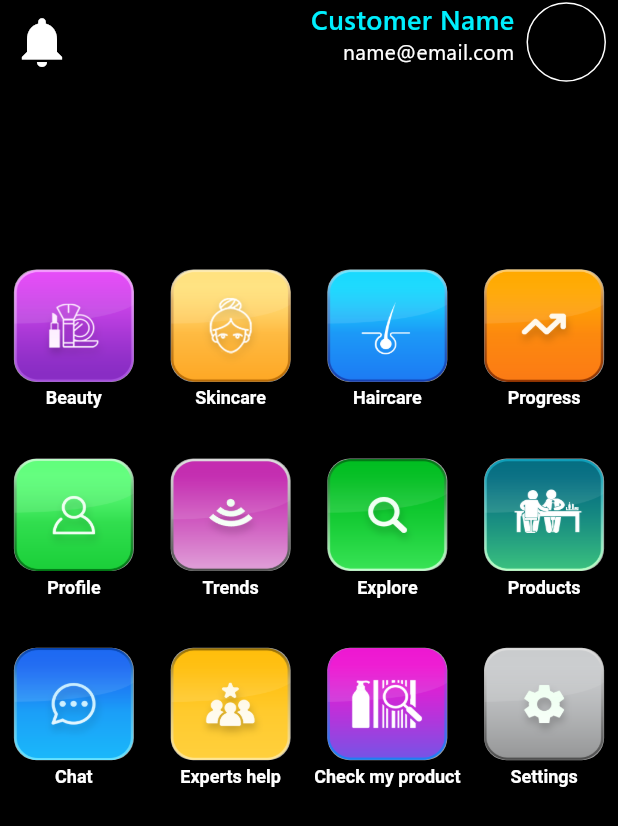
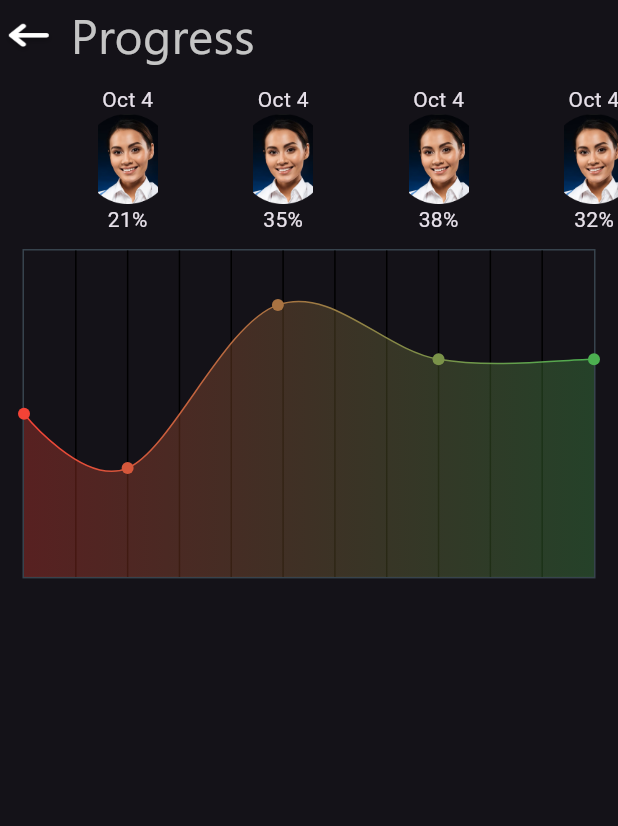
Before and after one commit to abharatshankar/clarityMirror, a Flutter app: the DashboardMoreMenu screen opened directly, after a tap on "Progress", on a phone screen of 412 x 824 dp. Shown: the top 826 px of the screen. Run offline on Flutter 3.47's test engine with Material 3 defaults, Android fonts, the phone set to English and light mode, and no system bars; drawn by our look-alikes of fl_chart; our stand-ins replace another_flushbar, buttons_tabbar, logger, shared_preferences, simple_circular_progress_bar; missing offline and left inert: before_after; accounts and stored records are empty.

Commit message:
progress page design added

```diff
--- a/lib/view/custom_appbar.dart
+++ b/lib/view/custom_appbar.dart
@@ -5,9 +5,10 @@ import '../utils/app_strings.dart';
 import 'notification_screen.dart';
 
 class CustomAppBar extends StatelessWidget {
-  const CustomAppBar({super.key, required this.titleTxt});
+  const CustomAppBar({super.key, required this.titleTxt, this.showNotificationIcon = false});
 
   final String titleTxt;
+  final bool showNotificationIcon;
 
   @override
   Widget build(BuildContext context) {
@@ -30,7 +31,7 @@ class CustomAppBar extends StatelessWidget {
                       titleTxt,
                       style: AppFonts().sego32normal),
                     const Spacer(),
-                    GestureDetector(
+                   showNotificationIcon ? GestureDetector(
                         onTap: () {
                           Navigator.push(
                               context,
@@ -42,7 +43,7 @@ class CustomAppBar extends StatelessWidget {
                           Icons.notifications,
                           size: 40,
                           color: Colors.white,
-                        ))
+                        )) : const SizedBox()
                   ],
                 );
   }
--- a/lib/view/dashboard_more_menu.dart
+++ b/lib/view/dashboard_more_menu.dart
@@ -1,6 +1,7 @@
 import 'package:clarity_mirror/utils/app_fonts.dart';
 import 'package:clarity_mirror/utils/app_strings.dart';
 import 'package:clarity_mirror/utils/utils.dart';
+import 'package:clarity_mirror/view/progress_page.dart';
 import 'package:clarity_mirror/view/settings_page.dart';
 import 'package:flutter/material.dart';
 import 'package:flutter/services.dart';
@@ -104,6 +105,11 @@ class _DashboardMoreMenuState extends State<DashboardMoreMenu> with  AutomaticKe
                                 dashboardViewModel.setTabIndex(1);
                                 dashboardViewModel.setCurrentIndex(1);
 
+                              }else if (index == 3){
+                                 Navigator.push(
+                                    context,
+                                    MaterialPageRoute(
+                                        builder: (context) => const ProgressPage()));
                               }
                             },
                             child: GridItem(
--- a/lib/view/edit_profile_page.dart
+++ b/lib/view/edit_profile_page.dart
@@ -17,13 +17,12 @@ class _EditProfilePageState extends State<EditProfilePage> {
     return Scaffold(
       backgroundColor: AppConstColors.editProfileBtnColor,
       body: SafeArea(
-
       child: SingleChildScrollView(
         child: Column(children: [
           SizedBox(
                   width: MediaQuery.of(context).size.width,
                   height: 56,
-                  child: const CustomAppBar(titleTxt: "Edit Profile",),
+                  child: const CustomAppBar(titleTxt: "Edit Profile",showNotificationIcon: true,),
                 ),
         profilePic(),
         editProfileBody(context),
--- a/lib/view/profile_page.dart
+++ b/lib/view/profile_page.dart
@@ -25,7 +25,7 @@ class _ProfilePageState extends State<ProfilePage> {
               SizedBox(
                 width: MediaQuery.of(context).size.width,
                 height: 56,
-                child: const CustomAppBar(titleTxt: "Profile",),
+                child: const CustomAppBar(titleTxt: "Profile",showNotificationIcon: true,),
               ),
               seperatorLine(),
               const SizedBox(
--- /dev/null
+++ b/lib/view/progress_page.dart
@@ -0,0 +1,399 @@
+import 'package:fl_chart/fl_chart.dart';
+import 'package:flutter/material.dart';
+import 'custom_appbar.dart';
+
+class ProgressPage extends StatefulWidget {
+  const ProgressPage({super.key});
+
+  @override
+  State<ProgressPage> createState() => _ProgressPageState();
+}
+
+class _ProgressPageState extends State<ProgressPage> {
+  List<Color> gradientColors = [
+    Colors.red,
+    Colors.green,
+  ];
+
+  bool showAvg = false;
+
+  @override
+  Widget build(BuildContext context) {
+    return SafeArea(
+      child: Scaffold(
+
+        body: Column(
+          children: [
+            const CustomAppBar(titleTxt: "Progress",showNotificationIcon: false,),
+            Padding(
+              padding: const EdgeInsets.symmetric(vertical: 10),
+              child: SizedBox(
+                height: MediaQuery.of(context).size.height * 0.4,
+                width: MediaQuery.of(context).size.width - 30,
+                child: LineChart(
+                          showAvg ? avgData() : mainData(),
+                        ),
+              ),
+            ),
+            // Stack(
+            //   children: <Widget>[
+            //     AspectRatio(
+            //       aspectRatio: 1.70,
+            //       child: Padding(
+            //         padding: const EdgeInsets.only(
+            //           right: 18,
+            //           left: 12,
+            //           top: 24,
+            //           bottom: 12,
+            //         ),
+            //         child: LineChart(
+            //           showAvg ? avgData() : mainData(),
+            //         ),
+            //       ),
+            //     ),
+            //     SizedBox(
+            //       width: 60,
+            //       height: 34,
+            //       child: TextButton(
+            //         onPressed: () {
+            //           setState(() {
+            //             showAvg = !showAvg;
+            //           });
+            //         },
+            //         child: Text(
+            //           'avg',
+            //           style: TextStyle(
+            //             fontSize: 12,
+            //             color: showAvg ? Colors.white.withOpacity(0.5) : Colors.white,
+            //           ),
+            //         ),
+            //       ),
+            //     ),
+            //   ],
+            // ),
+          ],
+        ),
+      ),
+    );
+  }
+
+  Widget bottomTitleWidgets(double value, TitleMeta meta) {
+    const style = TextStyle(
+      fontWeight: FontWeight.bold,
+      fontSize: 16,
+    );
+    Widget text;
+    switch (value.toInt()) {
+      case 2:
+        text =  Container(
+          color: Colors.grey.shade700,
+          child: Column(children: [
+            Text('Oct 4'),
+            Image.asset("assets/images/Dermatolgist6.png",height: 60,width:40,fit: BoxFit.fitHeight,),
+            Text('21%'),
+          ],),
+        );
+        break;
+      case 5:
+        text = const Text('JUN', style: style);
+        break;
+      case 8:
+        text = const Text('SEP', style: style);
+        break;
+      default:
+        text = const Text('', style: style);
+        break;
+    }
+
+    return SideTitleWidget(
+      axisSide: meta.axisSide,
+      child: text,
+    );
+  }
+
+
+  Widget topTitleWidgets(double value, TitleMeta meta) {
+    const style = TextStyle(
+      fontWeight: FontWeight.bold,
+      fontSize: 16,
+    );
+    Widget text;
+    switch (value.toInt()) {
+
+      case 2:
+        text =  Container(
+          child: Column(children: [
+            Text('Oct 4'),
+            Image.asset("assets/images/Dermatolgist6.png",height: 60,width:40,fit: BoxFit.fitHeight,),
+            Text('21%'),
+          ],),
+        );
+        break;
+      case 5:
+        text =  Container(
+          child: Column(children: [
+            Text('Oct 4'),
+            Image.asset("assets/images/Dermatolgist6.png",height: 60,width:40,fit: BoxFit.fitHeight,),
+            Text('35%'),
+          ],),
+        );
+        break;
+      case 8:
+        text =  Container(
+          child: Column(children: [
+            Text('Oct 4'),
+            Image.asset("assets/images/Dermatolgist6.png",height: 60,width:40,fit: BoxFit.fitHeight,),
+            Text('38%'),
+          ],),
+        );
+        break;
+      case 11:
+        text =  Container(
+          child: Column(children: [
+            Text('Oct 4'),
+            Image.asset("assets/images/Dermatolgist6.png",height: 60,width:40,fit: BoxFit.fitHeight,),
+            Text('32%'),
+          ],),
+        );
+        break;
+      case 13:
+        text =  Container(
+          child: Column(children: [
+            Text('Oct 4'),
+            Image.asset("assets/images/Dermatolgist6.png",height: 60,width:40,fit: BoxFit.fitHeight,),
+            Text('32%'),
+          ],),
+        );
+        break;
+      default:
+        text = const Text('', style: style);
+        break;
+    }
+
+    return SideTitleWidget(
+      axisSide: meta.axisSide,
+      child: text,
+    );
+  }
+
+  Widget leftTitleWidgets(double value, TitleMeta meta) {
+    const style = TextStyle(
+      fontWeight: FontWeight.bold,
+      fontSize: 15,
+    );
+    String text;
+    switch (value.toInt()) {
+      case 1:
+        text = '10K';
+        break;
+      case 3:
+        text = '30k';
+        break;
+      case 5:
+        text = '50k';
+        break;
+      default:
+        return Container();
+    }
+
+    return Text(text, style: style, textAlign: TextAlign.left);
+  }
+
+  LineChartData mainData() {
+    return LineChartData(
+      gridData: FlGridData(
+
+        show: true,
+        drawVerticalLine: true,
+        horizontalInterval: 1,
+        verticalInterval: 1,
+        getDrawingHorizontalLine: (value) {
+          return const FlLine(
+            color: Colors.transparent,
+            strokeWidth: 1,
+          );
+        },
+        getDrawingVerticalLine: (value) {
+          return const FlLine(
+            color: Colors.black,
+            strokeWidth: 1,
+          );
+        },
+      ),
+      titlesData: FlTitlesData(
+        show: true,
+        rightTitles: const AxisTitles(
+          sideTitles: SideTitles(showTitles: false),
+        ),
+        topTitles: AxisTitles(
+          sideTitles: SideTitles(
+            showTitles: true,
+            reservedSize: 110,
+            getTitlesWidget: topTitleWidgets,
+            interval: 1,
+          ),
+        ),
+        bottomTitles: AxisTitles(
+          sideTitles: SideTitles(
+            showTitles: false,
+            reservedSize: 30,
+            interval: 1,
+            getTitlesWidget: bottomTitleWidgets,
+          ),
+        ),
+        leftTitles: AxisTitles(
+          sideTitles: SideTitles(
+            showTitles: false,
+            interval: 1,
+            getTitlesWidget: leftTitleWidgets,
+            reservedSize: 42,
+          ),
+        ),
+      ),
+      borderData: FlBorderData(
+        show: true,
+        border: Border.all(
+          color: const Color(0xff37434d)
+          ),
+      ),
+      minX: 0,
+      maxX: 11,
+      minY: 0,
+      maxY: 6,
+      lineBarsData: [
+        LineChartBarData(
+          show: true,
+          spots: const [
+            FlSpot(0, 3),
+            FlSpot(2, 2),
+            FlSpot(4.9, 5),
+            // FlSpot(6.8, 3.1),
+            FlSpot(8, 4),
+            // FlSpot(9.5, 3),
+            FlSpot(11, 4),
+          ],
+          isCurved: true,
+          gradient: LinearGradient(
+            colors: gradientColors,
+          ),
+          barWidth: 1,
+          isStrokeCapRound: true,
+          dotData: const FlDotData(
+            show: true,
+          ),
+          belowBarData: BarAreaData(
+            show: true,
+            gradient: LinearGradient(
+              colors: gradientColors
+                  .map((color) => color.withOpacity(0.3))
+                  .toList(),
+            ),
+          ),
+        ),
+      ],
+    );
+  }
+
+  LineChartData avgData() {
+    return LineChartData(
+      lineTouchData: const LineTouchData(enabled: false),
+      gridData: FlGridData(
+        show: true,
+        drawHorizontalLine: true,
+        verticalInterval: 1,
+        horizontalInterval: 1,
+        getDrawingVerticalLine: (value) {
+          return const FlLine(
+            color: Color(0xff37434d),
+            strokeWidth: 1,
+          );
+        },
+        getDrawingHorizontalLine: (value) {
+          return const FlLine(
+            color: Color(0xff37434d),
+            strokeWidth: 1,
+          );
+        },
+      ),
+      titlesData: FlTitlesData(
+        show: true,
+        bottomTitles: AxisTitles(
+          sideTitles: SideTitles(
+            showTitles: true,
+            reservedSize: 30,
+            getTitlesWidget: bottomTitleWidgets,
+            interval: 1,
+          ),
+        ),
+        leftTitles: AxisTitles(
+          sideTitles: SideTitles(
+            showTitles: true,
+            getTitlesWidget: leftTitleWidgets,
+            reservedSize: 42,
+            interval: 1,
+          ),
+        ),
+        topTitles: AxisTitles(
+          axisNameWidget: Icon(Icons.abc,color: Colors.white,),
+          sideTitles: SideTitles(
+            showTitles: true,
+            reservedSize: 30,
+            getTitlesWidget: bottomTitleWidgets,
+            interval: 1,
+          ),
+        ),
+        rightTitles: const AxisTitles(
+          sideTitles: SideTitles(showTitles: false),
+        ),
+      ),
+      borderData: FlBorderData(
+        show: true,
+        border: Border.all(color: const Color(0xff37434d)),
+      ),
+      minX: 0,
+      maxX: 11,
+      minY: 0,
+      maxY: 6,
+      lineBarsData: [
+        LineChartBarData(
+          spots: const [
+            FlSpot(0, 3.44),
+            FlSpot(2.6, 3.44),
+            FlSpot(4.9, 3.44),
+            FlSpot(6.8, 3.44),
+            FlSpot(8, 3.44),
+            FlSpot(9.5, 3.44),
+            FlSpot(11, 3.44),
+          ],
+          isCurved: true,
+          gradient: LinearGradient(
+            colors: [
+              ColorTween(begin: gradientColors[0], end: gradientColors[1])
+                  .lerp(0.2)!,
+              ColorTween(begin: gradientColors[0], end: gradientColors[1])
+                  .lerp(0.2)!,
+            ],
+          ),
+          barWidth: 5,
+          isStrokeCapRound: true,
+          dotData: const FlDotData(
+            show: false,
+          ),
+          belowBarData: BarAreaData(
+            show: true,
+            gradient: LinearGradient(
+              colors: [
+                ColorTween(begin: gradientColors[0], end: gradientColors[1])
+                    .lerp(0.2)!
+                    .withOpacity(0.1),
+                ColorTween(begin: gradientColors[0], end: gradientColors[1])
+                    .lerp(0.2)!
+                    .withOpacity(0.1),
+              ],
+            ),
+          ),
+        ),
+      ],
+    );
+  }
+}
--- a/pubspec.yaml
+++ b/pubspec.yaml
@@ -46,6 +46,7 @@ dependencies:
   animated_segmented_tab_control: ^2.0.0
   logger: ^2.3.0
   before_after: ^3.0.0+1
+  fl_chart: ^0.68.0
 
 dev_dependencies:
   flutter_test:
```
Also changed, not shown: lib/view/dashboard_mirror.dart (+8 -2 lines), lib/view/dashboard_skin_hair.dart (+8 -11 lines), lib/view/tabbar_screen.dart (+7 -1 lines), lib/viewModel/dashboard_viewmodel.dart (+6 -3 lines), pubspec.lock, 3 other files.
